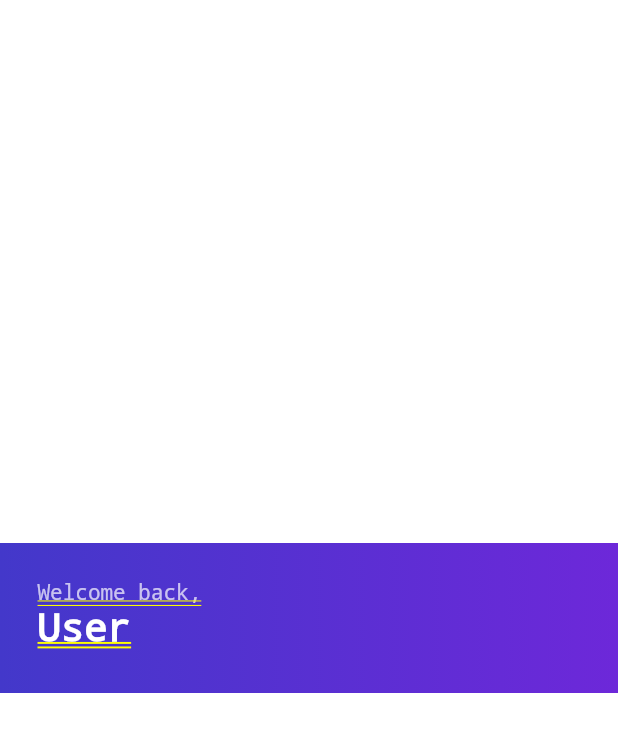
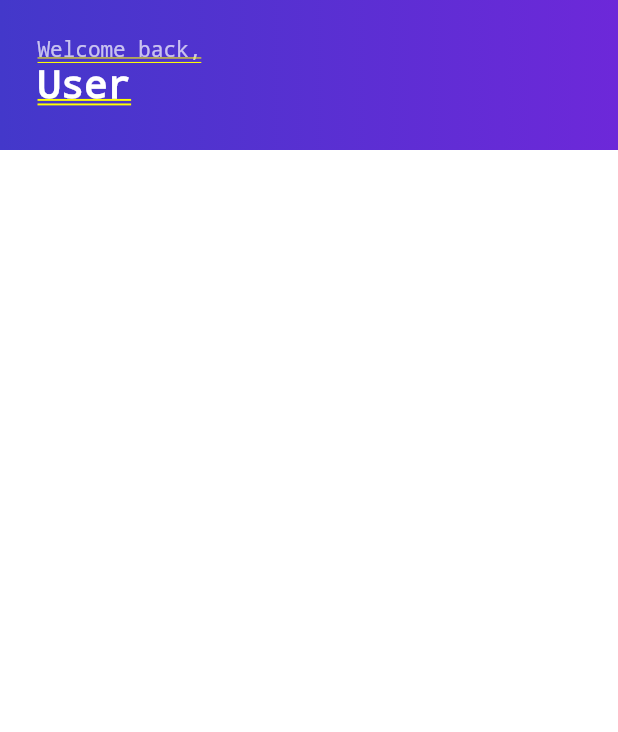
Before and after one commit to Technosword/bowling_app, a Flutter app: the screen it shows after launch, on a phone screen of 412 x 824 dp. Shown: the top 732 px of the screen. Run offline on Flutter 3.47's test engine with Material 2 defaults, Android fonts, the phone set to English and light mode, and no system bars.

Commit message:
Center header at top of screen

```diff
--- a/lib/main.dart
+++ b/lib/main.dart
@@ -23,7 +23,8 @@ class HomePage extends StatelessWidget {
   @override
   Widget build(BuildContext context) {
     return Row(
-      mainAxisAlignment: MainAxisAlignment.spaceEvenly,
+      crossAxisAlignment: CrossAxisAlignment.start,
+      mainAxisAlignment: MainAxisAlignment.center,
       children: const [TopBarFb3(title: 'Welcome back,', upperTitle: 'User')],
     );
   }
```
